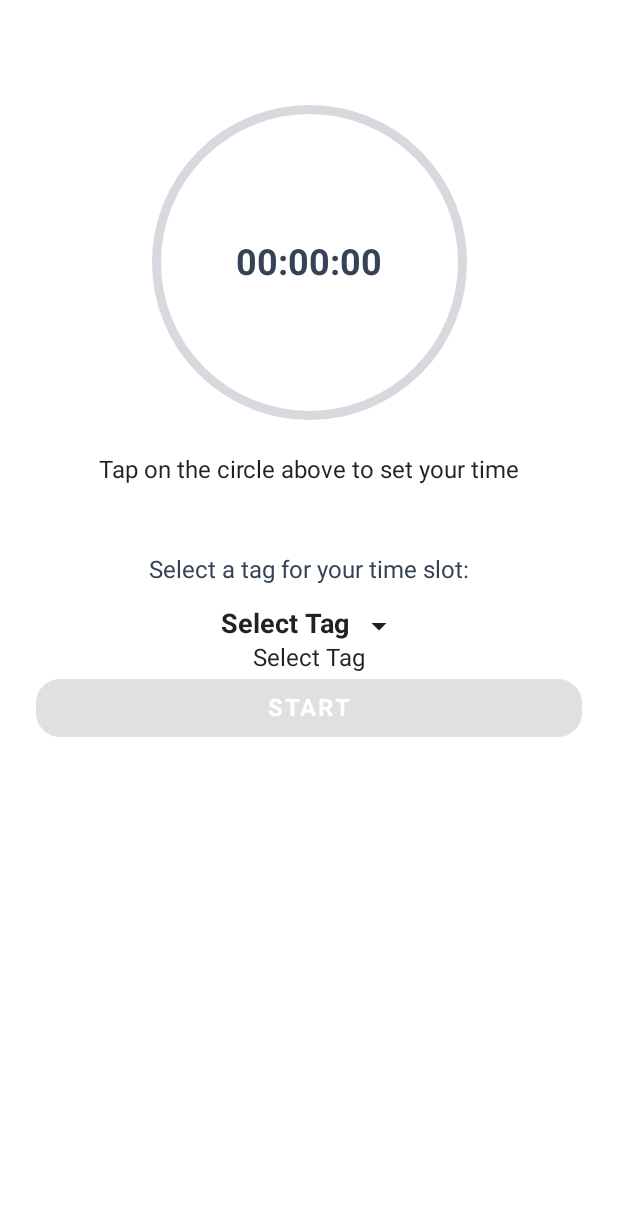
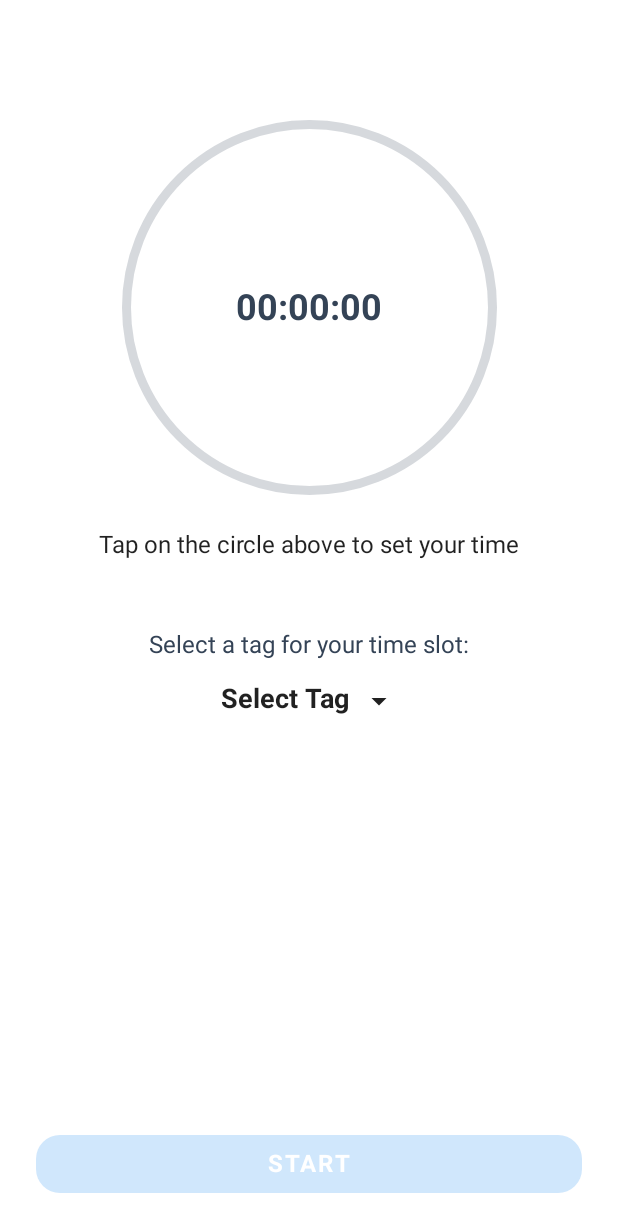
Before and after one commit to Saket37/Time-Slot-x-Goal-App, an Android app built with Jetpack Compose: the screen it shows after launch (MainActivity), on a phone screen of 412 x 824 dp. Shown: the top 1232 px of the screen. Run offline under Robolectric (Android 15) with nearby library versions, the phone set to English and light mode, and no system bars; our stand-ins replace Dagger/Hilt's generated code.

Commit message:
handlebutton clicks event, desc texts and some ui changes

```diff
--- a/app/src/main/java/com/example/timeslotxgoalapp/model/AppState.kt
+++ b/app/src/main/java/com/example/timeslotxgoalapp/model/AppState.kt
@@ -5,13 +5,16 @@ data class AppState(
     var seconds: Int = 0,
     var minutes: Int = 0,
     var hours: Int = 0,
-    var progress: Float = 0f,
+    val progress: Float = 0f,
     var time: String = "00:00:00",
     var showDialog: Boolean = false,
     var tags: String = "Select Tag",
-    val percentage: String = ""
+    val buttonText: String = "START",
+    val hasFinished: Boolean = false,
+    val initialStartTime: String = ""
 ) {
     fun isDisabled(): Boolean {
         return time != "00:00:00" && tags != "Select Tag"
     }
+    //TODO Enable New goal button
 }
--- a/app/src/main/java/com/example/timeslotxgoalapp/ui/components/BaseButton.kt
+++ b/app/src/main/java/com/example/timeslotxgoalapp/ui/components/BaseButton.kt
@@ -5,9 +5,11 @@ import androidx.compose.foundation.layout.padding
 import androidx.compose.foundation.shape.RoundedCornerShape
 import androidx.compose.material.Button
 import androidx.compose.material.ButtonDefaults
+import androidx.compose.material.ContentAlpha
 import androidx.compose.material.Text
 import androidx.compose.runtime.Composable
 import androidx.compose.ui.Modifier
+import androidx.compose.ui.draw.alpha
 import androidx.compose.ui.graphics.Color
 import androidx.compose.ui.text.font.FontWeight
 import androidx.compose.ui.tooling.preview.Preview
@@ -21,20 +23,21 @@ import com.example.timeslotxgoalapp.ui.theme.EndButtonColor
 fun BaseButton(
     modifier: Modifier = Modifier,
     onClick: () -> Unit,
-    enableStartButton: Boolean, isRunning: Boolean
+    enableStartButton: Boolean, isRunning: Boolean, buttonText: String, hasCompleted: Boolean
 ) {
+
     val buttonColor = if (isRunning) {
         EndButtonColor
     } else ActiveButtonColor
 
-    val buttonText = if (isRunning) "END" else "START"
     Button(
         modifier = modifier
-            .fillMaxWidth()
-        //.clickable { onClick() }
-        ,
+            .fillMaxWidth(),
         shape = RoundedCornerShape(16.dp),
-        colors = ButtonDefaults.buttonColors(buttonColor), onClick = {
+        colors = ButtonDefaults.buttonColors(
+            buttonColor,
+            disabledBackgroundColor = DisabledButtonColor
+        ), onClick = {
             onClick()
         }, enabled = enableStartButton
     ) {
@@ -53,6 +56,6 @@ fun BaseButton(
 fun BaseButtonPreview() {
     BaseButton(
         onClick = {},
-        enableStartButton = false, isRunning = false
+        enableStartButton = false, isRunning = false, buttonText = "START", hasCompleted = false
     )
 }
--- a/app/src/main/java/com/example/timeslotxgoalapp/ui/components/Timer.kt
+++ b/app/src/main/java/com/example/timeslotxgoalapp/ui/components/Timer.kt
@@ -17,25 +17,22 @@ import androidx.compose.ui.unit.sp
 import com.example.timeslotxgoalapp.ui.theme.ActiveButtonColor
 import com.example.timeslotxgoalapp.ui.theme.DescriptionTextColor
 import com.example.timeslotxgoalapp.R
+import kotlin.math.roundToInt
 
 @Composable
 fun Timer(
-    modifier: Modifier = Modifier,
-    onclick: () -> Unit,
-    timerText: String,
-    timerProgress: Float
+    modifier: Modifier = Modifier, onclick: () -> Unit, timerText: String, timerProgress: Float
 ) {
     Box(
         modifier = Modifier
             .fillMaxWidth()
             .wrapContentHeight()
         //.padding(40.dp)
-        ,
-        contentAlignment = Alignment.Center
+        , contentAlignment = Alignment.Center
     ) {
         CircularProgressIndicator(
             modifier = Modifier
-                .size(210.dp)
+                .size(250.dp)
                 .clickable { onclick() },
             color = ActiveButtonColor,
             progress = timerProgress,
@@ -51,9 +48,30 @@ fun Timer(
     }
 }
 
+// TODO calculate percentage
 @Composable
-fun TimerText(isEnabled: Boolean, hasStarted: Boolean, timePercentage: String) {
-    Text(text = stringResource(id = R.string.disabled_timer_text))
+fun TimerText(
+    isEnabled: Boolean,
+    hasStarted: Boolean,
+    timePercentage: Float,
+    tagText: String,
+    timerText: String,
+) {
+    val tag = tagText.split(" ").last()
+    val percentage = (timePercentage * 100).roundToInt().toString() + "%"
+    val text =
+        if (!isEnabled) stringResource(id = R.string.disabled_timer_text) else if (hasStarted) stringResource(
+            id = R.string.started_timer_text, percentage
+        )  else stringResource(
+            id = R.string.enabled_timer_text, tag, timerText
+        )
+    Text(text = text)
+
+}
+
+@Composable
+fun CompletedTimerText() {
+    Text(text = stringResource(id = R.string.completed_timer_goal))
 }
 
 @Preview
--- a/app/src/main/java/com/example/timeslotxgoalapp/ui/presentation/MainScreen.kt
+++ b/app/src/main/java/com/example/timeslotxgoalapp/ui/presentation/MainScreen.kt
@@ -1,10 +1,7 @@
 package com.example.timeslotxgoalapp.ui.presentation
 
 import android.util.Log
-import androidx.compose.foundation.layout.Column
-import androidx.compose.foundation.layout.Spacer
-import androidx.compose.foundation.layout.height
-import androidx.compose.foundation.layout.padding
+import androidx.compose.foundation.layout.*
 import androidx.compose.material.Text
 import androidx.compose.runtime.*
 import androidx.compose.ui.Alignment
@@ -42,8 +39,15 @@ fun MainScreenContent(uiState: AppState, handleEvent: (event: TimeEvent) -> Unit
     }
 
     Column(
-        modifier = Modifier.padding(top = 70.dp),
-        horizontalAlignment = Alignment.CenterHorizontally
+        modifier = Modifier
+            .fillMaxHeight()
+            .padding(top = 80.dp),
+        horizontalAlignment = Alignment.CenterHorizontally,
+        verticalArrangement = Arrangement.SpaceBetween
+    ) {
+        Column(
+            horizontalAlignment = Alignment.CenterHorizontally,
+            modifier = Modifier.padding(horizontal = 10.dp)
         ) {
             Timer(
                 onclick = { if (!uiState.isRunning) handleEvent(TimeEvent.OnShowTimerDialog) },
@@ -51,15 +55,29 @@ fun MainScreenContent(uiState: AppState, handleEvent: (event: TimeEvent) -> Unit
                 timerProgress = uiState.progress
             )
             Spacer(modifier = Modifier.height(24.dp))
-        TimerText(isEnabled = false, hasStarted = false, timePercentage = "20%")
+            if (uiState.hasFinished) {
+                CompletedTimerText()
+            } else {
+                TimerText(
+                    isEnabled = uiState.isDisabled(),
+                    hasStarted = uiState.isRunning,
+                    timePercentage = uiState.progress,
+                    tagText = uiState.tags,
+                    timerText = uiState.initialStartTime,
+                )
+            }
             Spacer(modifier = Modifier.height(48.dp))
+            if (uiState.isRunning || uiState.hasFinished) {
+                Goals(tag = uiState.tags, timerText = uiState.initialStartTime)
+            } else {
                 TagDescriptionText()
                 Spacer(modifier = Modifier.height(16.dp))
                 Tags(tagText = { handleEvent(TimeEvent.OnTagChanged(it)) })
-        Text(text = uiState.tags)
-
+            }
+        }
         BaseButton(
             modifier = Modifier.padding(bottom = 24.dp, start = 24.dp, end = 24.dp),
+            buttonText = uiState.buttonText,
             onClick = {
                 if (!((uiState.seconds ?: 0) == 0 && (uiState.minutes ?: 0) == 0 && (uiState.hours
                         ?: 0) == 0)
@@ -68,7 +86,9 @@ fun MainScreenContent(uiState: AppState, handleEvent: (event: TimeEvent) -> Unit
                         handleEvent(TimeEvent.StartTimer)
                     } else handleEvent(TimeEvent.CancelTimer)
                 }
-            }, enableStartButton = uiState.isDisabled(), isRunning = uiState.isRunning
+            },
+            enableStartButton = uiState.isDisabled(),
+            isRunning = uiState.isRunning, hasCompleted = uiState.hasFinished
         )
     }
 }
--- a/app/src/main/java/com/example/timeslotxgoalapp/utlis/TimeEvent.kt
+++ b/app/src/main/java/com/example/timeslotxgoalapp/utlis/TimeEvent.kt
@@ -6,4 +6,5 @@ sealed class TimeEvent {
     object StartTimer : TimeEvent()
     object CancelTimer : TimeEvent()
     data class OnTagChanged(val tag: String) : TimeEvent()
+    object OnNewGoalClicked : TimeEvent()
 }
--- a/app/src/main/res/values/strings.xml
+++ b/app/src/main/res/values/strings.xml
@@ -1,6 +1,8 @@
 <resources>
     <string name="app_name">Time Slot X Goal App</string>
     <string name="disabled_timer_text">Tap on the circle above to set your time</string>
-    <string name="enabled_timer_text">You’ll be studying Physics for %s</string>
+    <string name="enabled_timer_text">You’ll be studying %s for %s</string>
     <string name="started_timer_text">Great going! You’ve completed %s of your goal</string>
+    <string name="completed_timer_goal">Well done! You’ve achieved your goal.</string>
+    <string name="goals_text">%s for %s</string>
 </resources>
```
Also changed, not shown: app/src/main/java/com/example/timeslotxgoalapp/ui/components/Goals.kt (+10 -4 lines), app/src/main/java/com/example/timeslotxgoalapp/viewModel/MainViewModel.kt (+17 -7 lines). Lines whose indentation alone changed are shown as unchanged.
